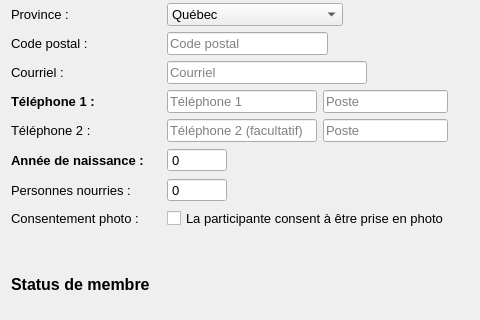
Before: the Qt Designer form guide/interface/ui/participante.ui in samueldrouin/PyGuide, drawn with Qt 5; both pictures show x 0 to 480 and y 207 to 527 of the 925 by 610 pixel window.
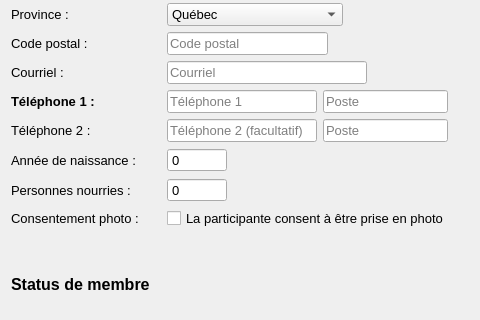
After: the same form once the commit is applied.

Commit message: Correction des champs requis sur l'interface

Diff of the .ui file:
```diff
--- a/guide/interface/ui/participante.ui
+++ b/guide/interface/ui/participante.ui
@@ -673,8 +673,8 @@
              </property>
              <property name="font">
               <font>
-               <weight>75</weight>
-               <bold>true</bold>
+               <weight>50</weight>
+               <bold>false</bold>
               </font>
              </property>
              <property name="text">
```
The commit also changes 3 other files.
